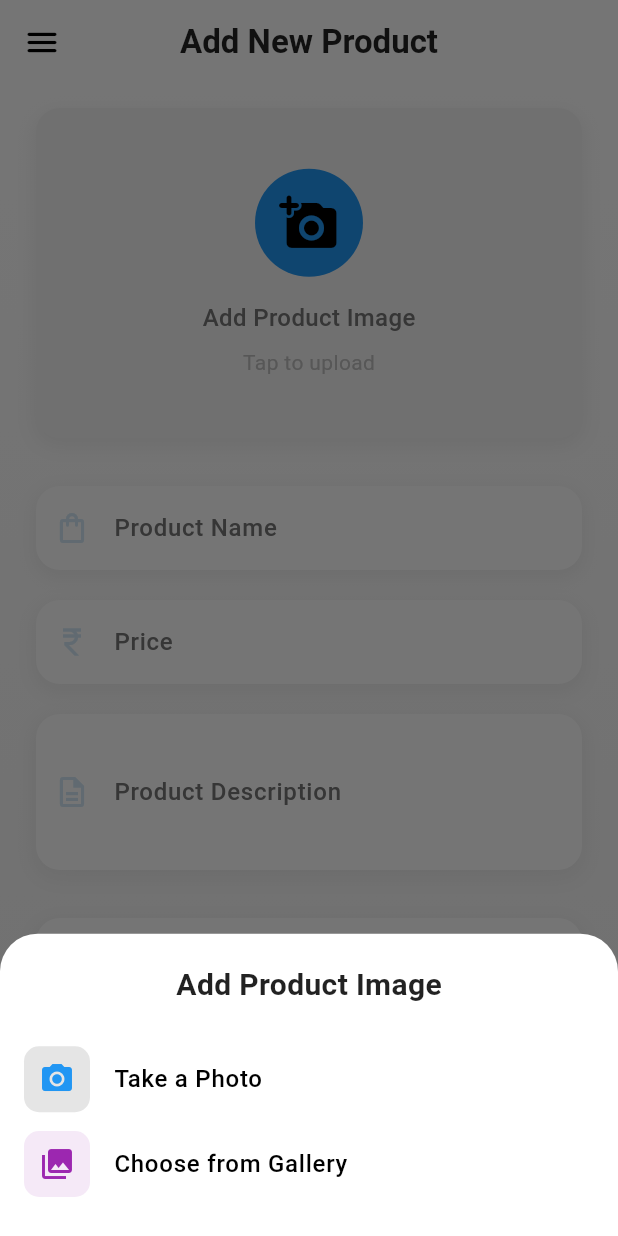
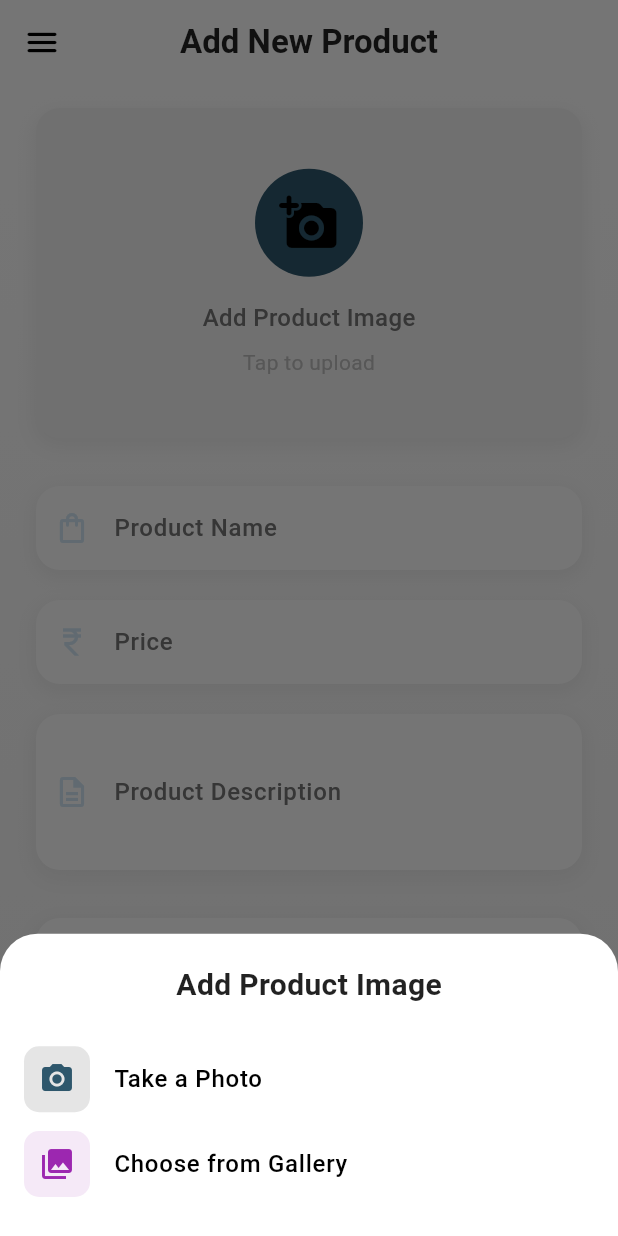
Before and after one commit to RushirajRavalji/GearCare, a Flutter app: the Addproduct screen opened directly with empty values, after a tap on "Add Product Image", on a phone screen of 412 x 824 dp. Run offline on Flutter 3.47's test engine with Material 3 defaults, Android fonts, the phone set to English and light mode, and no system bars; our stand-ins replace cloud_firestore, firebase_auth, firebase_core, firebase_storage, geocoding, geolocator and 3 more; accounts and stored records are empty.

Commit message:
little modification in ui

```diff
--- a/lib/pages/addproduct.dart
+++ b/lib/pages/addproduct.dart
@@ -164,7 +164,7 @@ class _AddproductState extends State<Addproduct> {
                                       ),
                                       child: Icon(
                                         Icons.camera_alt,
-                                        color: Colors.blue,
+                                        color: Color(0xFF2E576C),
                                       ),
                                     ),
                                     title: Text(
@@ -233,7 +233,7 @@ class _AddproductState extends State<Addproduct> {
                                     Container(
                                       padding: EdgeInsets.all(16),
                                       decoration: BoxDecoration(
-                                        color: Colors.blue,
+                                        color: Color(0xFF2E576C),
                                         shape: BoxShape.circle,
                                       ),
                                       child: Icon(
@@ -396,8 +396,8 @@ class _AddproductState extends State<Addproduct> {
                   ElevatedButton(
                     onPressed: _isLoading ? null : _saveProduct,
                     style: ElevatedButton.styleFrom(
-                      backgroundColor: Colors.blue,
-                      foregroundColor: Colors.black,
+                      backgroundColor: Color(0xFF2E576C),
+                      foregroundColor: Colors.white,
                       padding: EdgeInsets.symmetric(vertical: 16),
                       shape: RoundedRectangleBorder(
                         borderRadius: BorderRadius.circular(16),
@@ -508,7 +508,7 @@ class _AddproductState extends State<Addproduct> {
           ),
           focusedBorder: OutlineInputBorder(
             borderRadius: BorderRadius.circular(16),
-            borderSide: BorderSide(color: Colors.blue, width: 2),
+            borderSide: BorderSide(color: Color(0xFF2E576C), width: 2),
           ),
           labelText: label,
           labelStyle: TextStyle(
@@ -543,10 +543,13 @@ class _AddproductState extends State<Addproduct> {
         child: Container(
           padding: EdgeInsets.symmetric(vertical: 12, horizontal: 16),
           decoration: BoxDecoration(
-            color: isSelected ? Colors.blue.withOpacity(0.1) : Colors.grey[100],
+            color:
+                isSelected
+                    ? Color(0xFF2E576C).withOpacity(0.1)
+                    : Colors.grey[100],
             borderRadius: BorderRadius.circular(12),
             border: Border.all(
-              color: isSelected ? Colors.blue : Colors.transparent,
+              color: isSelected ? Color(0xFF2E576C) : Colors.transparent,
               width: 2,
             ),
           ),
@@ -557,7 +560,7 @@ class _AddproductState extends State<Addproduct> {
                 isSelected
                     ? Icons.radio_button_checked
                     : Icons.radio_button_off,
-                color: isSelected ? Colors.blue : Colors.grey[400],
+                color: isSelected ? Color(0xFF2E576C) : Colors.grey[400],
                 size: 20,
               ),
               SizedBox(width: 8),
@@ -567,7 +570,7 @@ class _AddproductState extends State<Addproduct> {
                   style: TextStyle(
                     fontWeight:
                         isSelected ? FontWeight.w600 : FontWeight.normal,
-                    color: isSelected ? Colors.blue : Colors.black87,
+                    color: isSelected ? Color(0xFF2E576C) : Colors.black87,
                   ),
                 ),
               ),
--- a/lib/pages/menu.dart
+++ b/lib/pages/menu.dart
@@ -176,11 +176,6 @@ class _CustomDrawerState extends State<CustomDrawer>
                           decoration: BoxDecoration(
                             color: Colors.white,
                             shape: BoxShape.circle,
-                          ),
-                          child: Icon(
-                            Icons.close,
-                            color: primaryColor,
-                            size: 22,
                           ),
                         ),
                       ),
--- a/lib/pages/splashscree.dart
+++ b/lib/pages/splashscree.dart
@@ -61,7 +61,7 @@ class _SplashScreenState extends State<SplashScreen>
           gradient: LinearGradient(
             begin: Alignment.topCenter,
             end: Alignment.bottomCenter,
-            colors: [Color(0xFFE3F2FD), Colors.white],
+            colors: [Color.fromARGB(255, 181, 194, 201), Colors.white],
           ),
         ),
         child: Center(
```
Also changed, not shown: lib/pages/rentscreen.dart (+0 -10 lines).
